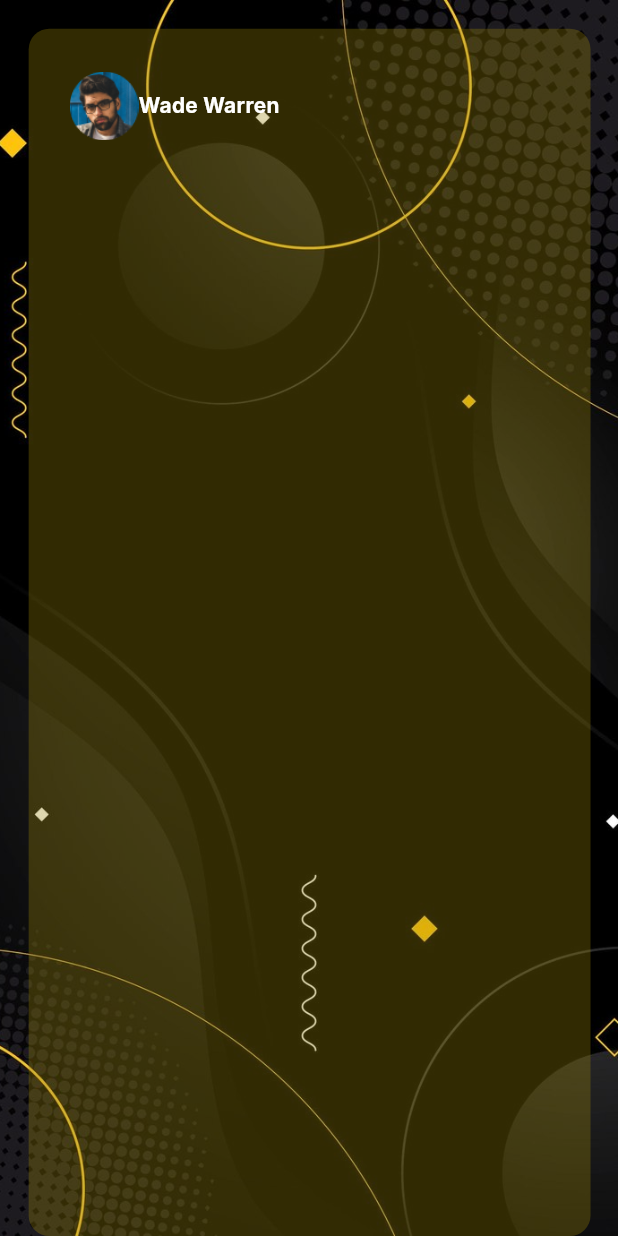
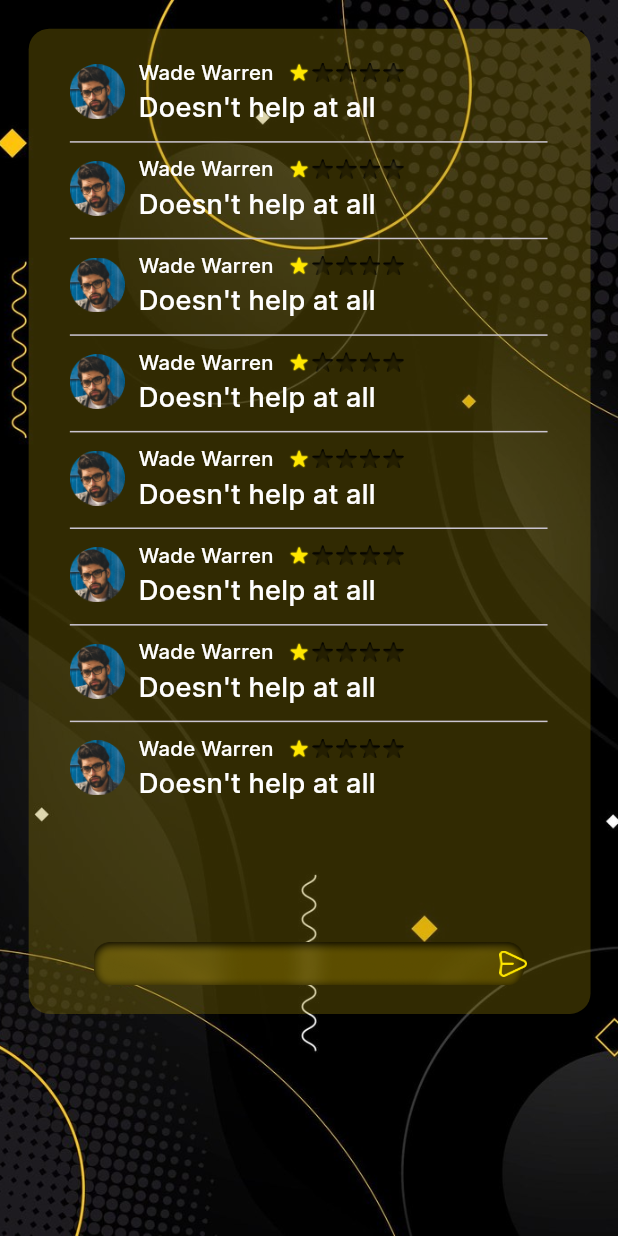
Before and after one commit to ibrahimsiam25/betfair, a Flutter app: the MethodsView screen opened directly, after a tap on "Deep breathing and relaxation", after a tap on "REVIEWS", on a phone screen of 412 x 824 dp. Run offline on Flutter 3.47's test engine with Material 3 defaults, Android fonts, the phone set to English and light mode, and no system bars; our stand-ins replace flutter_screenutil, flutter_svg, go_router, persistent_bottom_nav_bar, shared_preferences; accounts and stored records are empty.

Commit message:
Methods UI Done.

```diff
--- a/lib/core/constants/app_assets.dart
+++ b/lib/core/constants/app_assets.dart
@@ -42,6 +42,10 @@ class Assets {
   /// assets/images/review_avatar.png
   static const String imagesReviewAvatar = "assets/images/review_avatar.png";
 
+  /// Assets for imagesSend
+  /// assets/images/send.png
+  static const String imagesSend = "assets/images/send.png";
+
   /// Assets for imagesStar
   /// assets/images/Star.png
   static const String imagesStar = "assets/images/Star.png";
@@ -50,6 +54,10 @@ class Assets {
   /// assets/images/StarEmpty.png
   static const String imagesStarEmpty = "assets/images/StarEmpty.png";
 
+  /// Assets for imagesTextField
+  /// assets/images/text_field.png
+  static const String imagesTextField = "assets/images/text_field.png";
+
   /// Assets for imagesYellowBackground
   /// assets/images/yellowBackground.png
   static const String imagesYellowBackground = "assets/images/yellowBackground.png";
--- a/lib/core/theme/app_text_styles.dart
+++ b/lib/core/theme/app_text_styles.dart
@@ -1,5 +1,6 @@
+import 'package:flutter/material.dart';
+
 import 'app_colors.dart';
-import 'package:flutter/material.dart';
 
 class AppTextStyles {
   const AppTextStyles._();
@@ -19,4 +20,9 @@ class AppTextStyles {
     fontWeight: FontWeight.w700,
     color: AppColors.white,
   );
+  static TextStyle fontWhiteW500 = const TextStyle(
+    decoration: TextDecoration.none,
+    fontWeight: FontWeight.w500,
+    color: AppColors.white,
+  );
 }
--- a/lib/features/methods/widgets/methods_reviews.dart
+++ b/lib/features/methods/widgets/methods_reviews.dart
@@ -1,73 +1,88 @@
-import 'dart:math';
-
 import 'package:betfair/core/constants/app_assets.dart';
 import 'package:betfair/core/theme/app_colors.dart';
-import 'package:betfair/core/theme/app_text_styles.dart';
-import 'package:betfair/features/methods/data/model/review_model.dart';
+import 'package:betfair/features/methods/widgets/methods_reviews_element.dart';
 import 'package:flutter/material.dart';
 import 'package:flutter_screenutil/flutter_screenutil.dart';
 
+import '../data/model/review_model.dart';
+
 class MethodsReviews extends StatelessWidget {
-  final ReviewModel reviewModel;
-  const MethodsReviews({
-    super.key,
-    required this.reviewModel,
-  });
-  List<Widget> _buildStars() {
-    int filledStars = reviewModel.rate.floor();
-    int emptyStars = max(5 - filledStars, 0);
-
-    return List<Widget>.generate(
-        filledStars, (index) => _buildStar(isFilled: true))
-      ..addAll(List<Widget>.generate(
-          emptyStars, (index) => _buildStar(isFilled: false)));
-  }
-
-  Widget _buildStar({required bool isFilled}) {
-    return Padding(
-      padding: const EdgeInsets.symmetric(horizontal: 1),
-      child: Image.asset(
-        width: 18.w,
-        height: 18.h,
-        isFilled ? Assets.imagesStar : Assets.imagesStarEmpty,
-      ),
-    );
-  }
+  const MethodsReviews({super.key});
 
   @override
   Widget build(BuildContext context) {
-    return Container(
+    return Column(
+      children: [
+        Container(
+          height: 550.h,
           padding:
-          EdgeInsets.only(left: 24.w, right: 24.h, top: 24.h, bottom: 80.h),
+              EdgeInsets.only(left: 24.w, right: 24.h, top: 16.h, bottom: 16.h),
           decoration: BoxDecoration(
             color: AppColors.darkPrimary.withAlpha(80),
             borderRadius: BorderRadius.circular(12.r),
           ),
           child: Column(
             children: [
-          Row(
-            children: [
-              Image.asset(
-                Assets.imagesReviewAvatar,
-                width: 40.w,
-                height: 40.w,
-              ),
               Column(
                 children: [
-                  Row(
-                    children: [
-                      Text(
-                        reviewModel.name,
-                        style: AppTextStyles.fontWhiteW700,
+                  ...List.generate(
+                    8,
+                    (index) {
+                      return MethodsReviewsElement(
+                        divide: index == 7 ? false : true,
+                        reviewModel: ReviewModel(
+                          name: 'Wade Warren',
+                          description: 'Doesn\'t help at all',
+                          rate: 1,
+                        ),
+                      );
+                    },
                   ),
                 ],
-                  )
-                ],
-              )
-            ],
+              ),
+              const Spacer(),
+              SizedBox(
+                height: 24.h,
+                child: Stack(
+                  children: [
+                    Center(
+                      child: Image.asset(
+                        Assets.imagesTextField,
+                        fit: BoxFit.fill,
+                      ),
+                    ),
+                    Padding(
+                      padding: EdgeInsets.only(left: 12.w, bottom: 4.h),
+                      child: const TextField(
+                        decoration: InputDecoration(
+                          border: InputBorder.none,
+                          hintStyle: TextStyle(
+                            color: AppColors.white,
+                            fontSize: 12,
+                          ),
+                        ),
+                        style: TextStyle(
+                          color: AppColors.white,
+                          fontSize: 12,
+                        ),
+                      ),
+                    ),
+                    Positioned(
+                      right: 12.w,
+                      top: 0,
+                      bottom: 0,
+                      child: Image.asset(
+                        width: 16.w,
+                        Assets.imagesSend,
+                      ),
                     )
                   ],
                 ),
+              )
+            ],
+          ),
+        ),
+      ],
     );
   }
 }
--- /dev/null
+++ b/lib/features/methods/widgets/methods_reviews_element.dart
@@ -0,0 +1,86 @@
+import 'dart:math';
+
+import 'package:betfair/core/constants/app_assets.dart';
+import 'package:betfair/core/theme/app_colors.dart';
+import 'package:betfair/core/theme/app_text_styles.dart';
+import 'package:betfair/features/methods/data/model/review_model.dart';
+import 'package:flutter/material.dart';
+import 'package:flutter_screenutil/flutter_screenutil.dart';
+
+class MethodsReviewsElement extends StatelessWidget {
+  final ReviewModel reviewModel;
+  final bool divide;
+  const MethodsReviewsElement({
+    super.key,
+    required this.reviewModel,
+    required this.divide,
+  });
+  List<Widget> _buildStars() {
+    int filledStars = reviewModel.rate.floor();
+    int emptyStars = max(5 - filledStars, 0);
+
+    return List<Widget>.generate(
+        filledStars, (index) => _buildStar(isFilled: true))
+      ..addAll(List<Widget>.generate(
+          emptyStars, (index) => _buildStar(isFilled: false)));
+  }
+
+  Widget _buildStar({required bool isFilled}) {
+    return Padding(
+      padding: const EdgeInsets.symmetric(horizontal: 1),
+      child: Image.asset(
+        width: 12.w,
+        height: 12.h,
+        color: isFilled ? AppColors.primary : null,
+        isFilled ? Assets.imagesStar : Assets.imagesStarEmpty,
+      ),
+    );
+  }
+
+  @override
+  Widget build(BuildContext context) {
+    return Column(
+      children: [
+        // Review
+        Row(
+          children: [
+            // Avatar
+            Image.asset(
+              Assets.imagesReviewAvatar,
+              width: 32.w,
+              height: 32.w,
+            ),
+            SizedBox(width: 8.w),
+            Column(
+              crossAxisAlignment: CrossAxisAlignment.start,
+              children: [
+                // Name and stars
+                Row(
+                  children: [
+                    Text(
+                      reviewModel.name,
+                      style: AppTextStyles.fontWhiteW500.copyWith(
+                        fontSize: 12.sp,
+                      ),
+                    ),
+                    SizedBox(width: 8.w),
+                    ..._buildStars(),
+                  ],
+                ),
+                // Description
+                Text(
+                  reviewModel.description,
+                  style: AppTextStyles.fontWhiteW500.copyWith(
+                    fontSize: 16.sp,
+                  ),
+                )
+              ],
+            )
+          ],
+        ),
+        SizedBox(height: 2.h),
+        if (divide) const Divider(),
+      ],
+    );
+  }
+}
--- a/lib/features/methods/widgets/methods_view_body.dart
+++ b/lib/features/methods/widgets/methods_view_body.dart
@@ -4,7 +4,6 @@ import 'package:flutter/material.dart';
 import 'package:flutter_screenutil/flutter_screenutil.dart';
 
 import '../../../core/widgets/custom_button.dart';
-import '../data/model/review_model.dart';
 import '../data/static/method_static_data.dart';
 import 'methods_reviews.dart';
 
@@ -22,11 +21,7 @@ class _MethodsViewBodyState extends State<MethodsViewBody> {
   int index = 0;
   @override
   Widget build(BuildContext context) {
-    return WillPopScope(
-      onWillPop: () async {
-        return false;
-      },
-      child: Padding(
+    return Padding(
       padding: EdgeInsets.only(right: 16.w, left: 16.h, top: 16.h),
       child: fearState == 0
           ? Column(
@@ -66,14 +61,7 @@ class _MethodsViewBodyState extends State<MethodsViewBody> {
                     ),
                   ],
                 )
-                : MethodsReviews(
-                    reviewModel: ReviewModel(
-                      name: 'Wade Warren',
-                      description: 'Doesn\'t help at all',
-                      rate: 1,
-                    ),
-                  ),
-      ),
+              : const MethodsReviews(),
     );
   }
 }
```
Also changed, not shown: assets/images/send.png (added), assets/images/text_field.png (added). Lines whose indentation alone changed are shown as unchanged.
